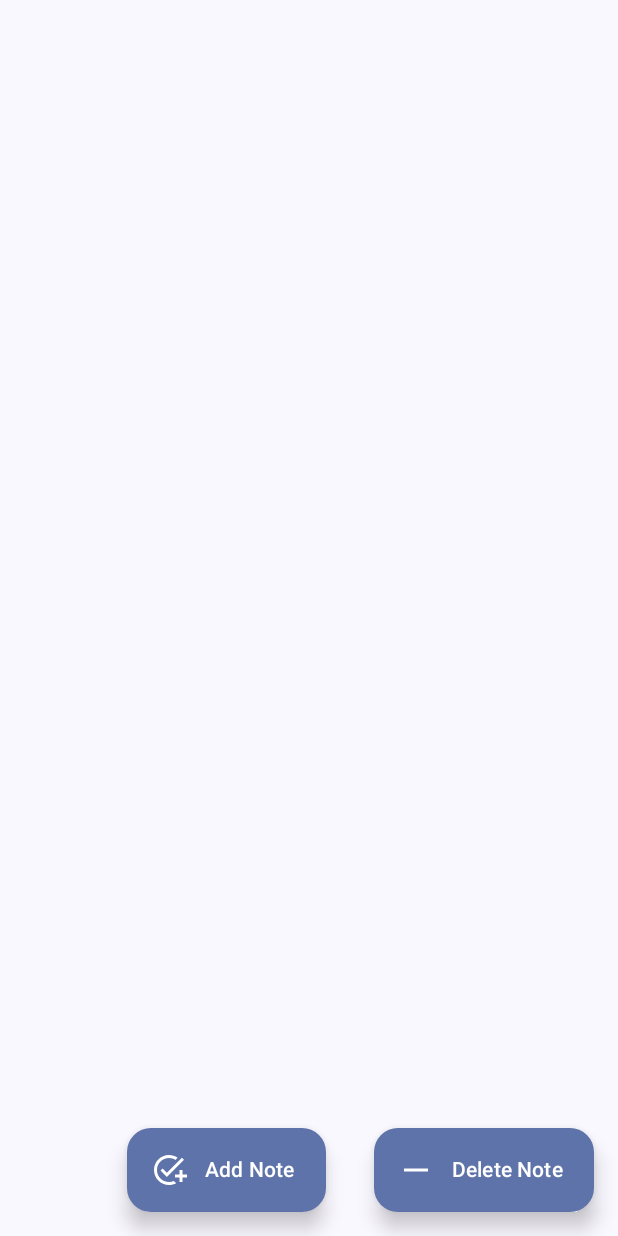
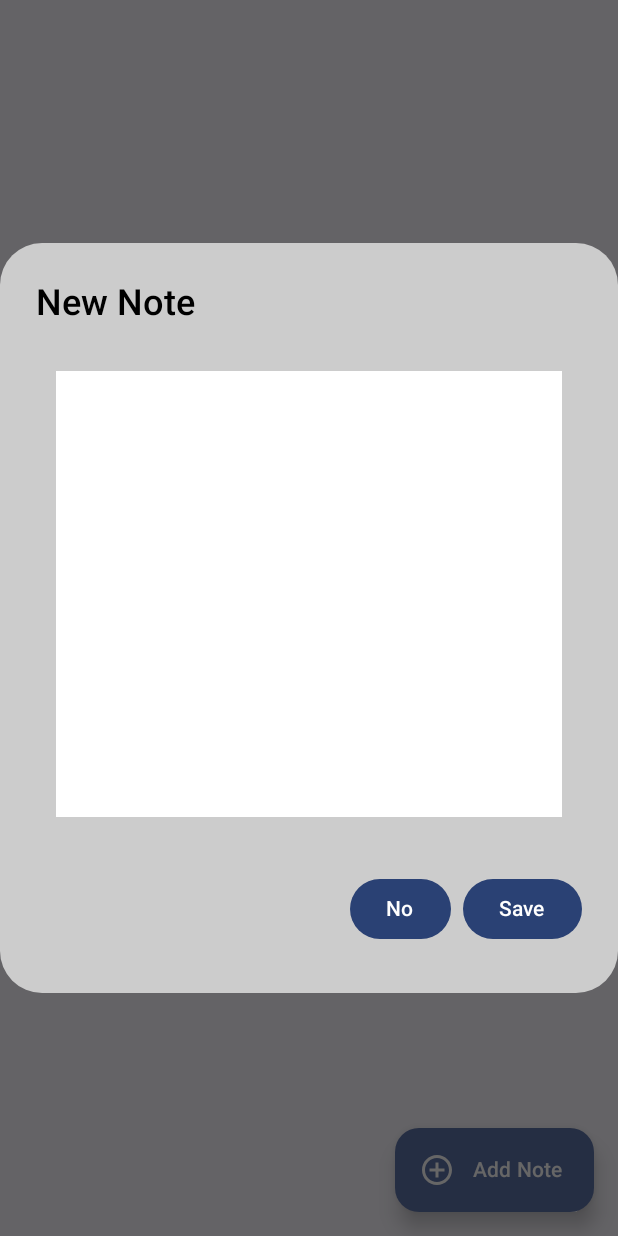
Before and after one commit to nvcfitdev/NotesApp, an Android app built with Jetpack Compose: the composable NotesScreen shown on its own in the app's theme, after a tap on "Add Note", on a phone screen of 412 x 824 dp. Run offline under Robolectric (Android 15) with nearby library versions, the phone set to English and light mode, and no system bars; our stand-ins replace Dagger/Hilt's generated code, Room's generated code, accompanist; libraries missing offline, so code that uses them is left out: com.ramcosta.composedestinations; 1 statement that could not run was skipped.

Commit message:
UPT: Updated the view and put TextField within the Add Note Button

```diff
--- a/app/src/main/java/com/example/notesapp/presentation/NotesScreen.kt
+++ b/app/src/main/java/com/example/notesapp/presentation/NotesScreen.kt
@@ -1,5 +1,7 @@
 package com.example.notesapp.presentation
 
+import androidx.compose.foundation.background
+import androidx.compose.foundation.border
 import androidx.compose.foundation.clickable
 import androidx.compose.foundation.layout.Arrangement
 import androidx.compose.foundation.layout.Column
@@ -9,13 +11,17 @@ import androidx.compose.foundation.layout.fillMaxSize
 import androidx.compose.foundation.layout.fillMaxWidth
 import androidx.compose.foundation.layout.height
 import androidx.compose.foundation.layout.padding
+import androidx.compose.foundation.layout.requiredHeight
 import androidx.compose.foundation.layout.width
 import androidx.compose.foundation.lazy.LazyColumn
+import androidx.compose.foundation.text.BasicTextField
+import androidx.compose.foundation.text.KeyboardActions
+import androidx.compose.foundation.text.KeyboardOptions
 import androidx.compose.material.icons.Icons
-import androidx.compose.material.icons.filled.AddTask
-import androidx.compose.material.icons.filled.HorizontalRule
+import androidx.compose.material.icons.filled.AddCircleOutline
 import androidx.compose.material3.AlertDialog
 import androidx.compose.material3.Button
+import androidx.compose.material3.Divider
 import androidx.compose.material3.ExperimentalMaterial3Api
 import androidx.compose.material3.ExtendedFloatingActionButton
 import androidx.compose.material3.FloatingActionButtonDefaults
@@ -52,9 +58,12 @@ fun NotesScreen(
     val swipeRefreshState = rememberSwipeRefreshState(isRefreshing = viewModel.state.isLoading)
     val state = viewModel.state
     var text by remember { mutableStateOf(TextFieldValue()) }
+    var openDialog = remember { mutableStateOf(false) }
 
     Column(
-        modifier = Modifier.fillMaxSize()
+        modifier = Modifier.fillMaxSize(),
+        verticalArrangement = Arrangement.Center,
+        horizontalAlignment = Alignment.CenterHorizontally
     ) {
         SwipeRefresh(state = swipeRefreshState, onRefresh = { viewModel.queryNotes() }) {
             NoteColumn(modifier = Modifier.fillMaxSize(), state.noteList)
@@ -63,7 +72,73 @@ fun NotesScreen(
                     .fillMaxWidth()
                     .padding(5.dp)
             )
-            AddNoteButton(newNote = text.text)
+            Row(
+                modifier = Modifier.fillMaxSize(),
+                verticalAlignment = Alignment.Bottom,
+                horizontalArrangement = Arrangement.End
+            ) {
+                ExtendedFloatingActionButton(
+                    icon = { Icon(Icons.Filled.AddCircleOutline, "") },
+                    text = { Text("Add Note") },
+                    onClick = { openDialog.value = true },
+                    elevation = FloatingActionButtonDefaults.elevation(8.dp),
+                    modifier = Modifier
+                        .padding(16.dp)
+                )
+            }
+        }
+
+        if (openDialog.value) {
+            AlertDialog(
+                modifier = Modifier
+                    .requiredHeight(500.dp)
+                    .fillMaxWidth(),
+                containerColor = Color.LightGray,
+                onDismissRequest = {
+                    openDialog.value = false
+                },
+                confirmButton = {
+                    Button(
+                        onClick = {
+                            openDialog.value = false
+                            if (!text.text.isNullOrEmpty()) {
+                                viewModel.onEvent(NotesEvent.CreateNoteEvent(text.text))
+                            }
+                        }) {
+                        Text("Save")
+                    }
+                },
+                dismissButton = {
+                    Button(
+                        onClick = { openDialog.value = false }) {
+                        Text("No")
+                    }
+                },
+                title = { Text("New Note", color = Color.Black, fontWeight = FontWeight.Medium) },
+                text = {
+                    BasicTextField(
+                        value = text,
+                        onValueChange = { newText ->
+                            text = newText
+                        },
+                        keyboardOptions = KeyboardOptions.Default.copy(
+                            imeAction = androidx.compose.ui.text.input.ImeAction.Done
+                        ),
+                        keyboardActions = KeyboardActions(
+                            onDone = {
+                                // Handle the "Done" action here
+                            }
+                        ),
+                        modifier = Modifier
+                            .padding(12.dp)
+                            .fillMaxWidth()
+                            .height(300.dp)
+                            .background(Color.White)
+                            .border(1.dp, color = Color.LightGray)
+                            .padding(12.dp),
+                    )
+                },
+            )
         }
     }
 }
@@ -74,7 +149,6 @@ fun NoteColumn(
     noteList: MutableList<Note>,
     viewModel: NotesViewModel = hiltViewModel()
 ) {
-    var data by remember { mutableStateOf(noteList) }
     val openDialog = remember { mutableStateOf(false) }
     var selectedNote by remember { mutableStateOf(Note(0, "")) }
 
@@ -91,6 +165,9 @@ fun NoteColumn(
                     openDialog.value = true
                 }
             )
+            if (index < noteList.size) {
+                Divider(modifier = Modifier.padding(horizontal = 16.dp))
+            }
         }
     }
 
@@ -133,52 +210,6 @@ fun NoteColumn(
 }
 
 @Composable
-fun AddNoteDialog() {
-    Column {
-        val openDialog = remember { mutableStateOf(false) }
-
-        Button(onClick = {
-            openDialog.value = true
-        }) {
-            Text("Click me")
-        }
-
-        if (openDialog.value) {
-            AlertDialog(
-                onDismissRequest = {
-                    // Dismiss the dialog when the user clicks outside the dialog or on the back
-                    // button. If you want to disable that functionality, simply use an empty
-                    // onCloseRequest.
-                    openDialog.value = false
-                },
-                title = {
-                    Text(text = "Dialog Title")
-                },
-                text = {
-
-                },
-                confirmButton = {
-                    Button(
-                        onClick = {
-                            openDialog.value = false
-                        }) {
-                        Text("This is the Confirm Button")
-                    }
-                },
-                dismissButton = {
-                    Button(
-                        onClick = {
-                            openDialog.value = false
-                        }) {
-                        Text("This is the dismiss Button")
-                    }
-                }
-            )
-        }
-    }
-}
-
-@Composable
 fun NoteItem(
     note: Note,
     modifier: Modifier = Modifier
@@ -188,7 +219,6 @@ fun NoteItem(
     ) {
         Text(
             text = note.note,
-            modifier = Modifier.padding(3.dp),
             maxLines = 4,
             fontWeight = FontWeight.Normal,
             overflow = TextOverflow.Ellipsis,
@@ -196,38 +226,3 @@ fun NoteItem(
         )
     }
 }
-
-@Composable
-fun AddNoteButton(
-    newNote: String = "",
-    viewModel: NotesViewModel = hiltViewModel(),
-    modifier: Modifier = Modifier
-) {
-    Row(
-        modifier = Modifier.fillMaxSize(),
-        verticalAlignment = Alignment.Bottom,
-        horizontalArrangement = Arrangement.End
-    ) {
-        ExtendedFloatingActionButton(
-            icon = { Icon(Icons.Filled.AddTask, "") },
-            text = { Text("Add Note") },
-            onClick = {
-                viewModel.onEvent(NotesEvent.CreateNoteEvent(newNote))
-            },
-            elevation = FloatingActionButtonDefaults.elevation(8.dp),
-            modifier = Modifier
-                .padding(16.dp)  // Optional padding
-        )
-
-        ExtendedFloatingActionButton(
-            icon = { Icon(Icons.Filled.HorizontalRule, "") },
-            text = { Text("Delete Note") },
-            onClick = {
-                viewModel.onEvent(NotesEvent.CreateNoteEvent(newNote))
-            },
-            elevation = FloatingActionButtonDefaults.elevation(8.dp),
-            modifier = Modifier
-                .padding(16.dp)  // Optional padding
-        )
-    }
-}
```
